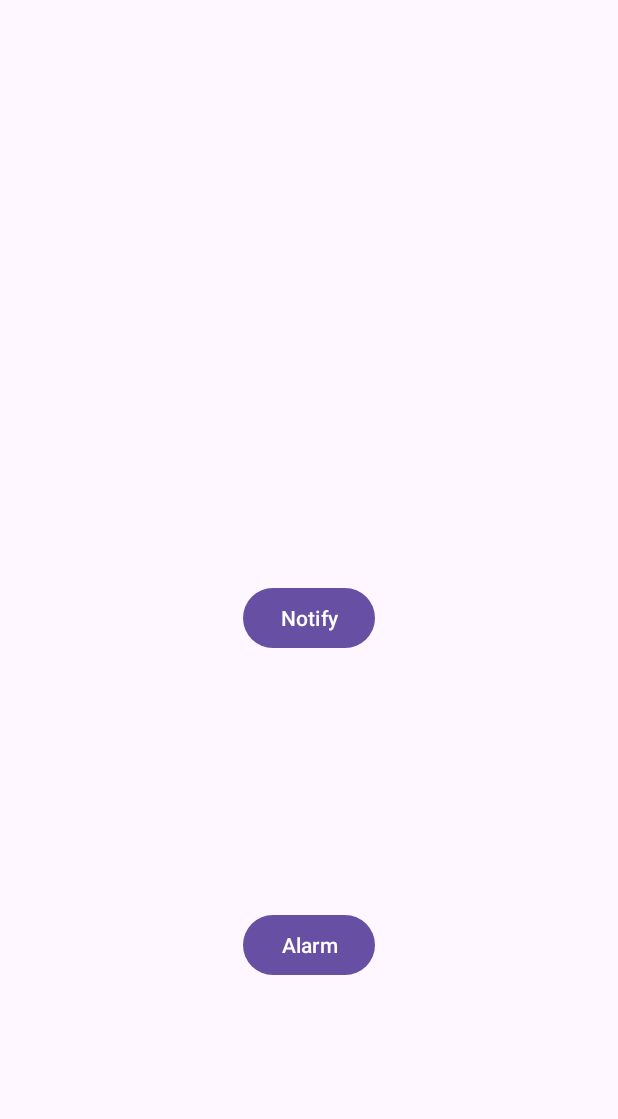
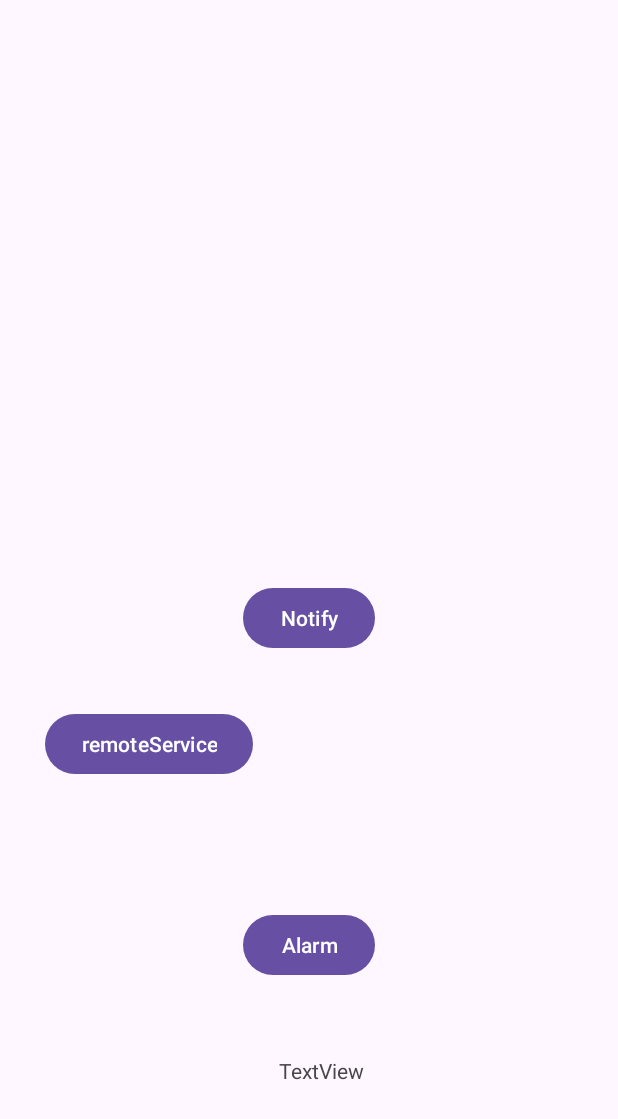
Before and after one commit to igoracad/SecondCognizantApp, an Android app: the screen it shows after launch (AnyActivity), on a phone screen of 412 x 824 dp. Shown: the top 1119 px of the screen. Run offline under Robolectric (Android 15) with nearby library versions, the phone set to English and light mode, and no system bars.

```diff
--- a/app/build.gradle.kts
+++ b/app/build.gradle.kts
@@ -6,6 +6,7 @@ plugins {
 android {
     buildFeatures {
         viewBinding = true
+        aidl = true
     }
 
     namespace = "com.example.secondcognizantapp"
--- a/app/src/main/AndroidManifest.xml
+++ b/app/src/main/AndroidManifest.xml
@@ -3,6 +3,11 @@
     xmlns:tools="http://schemas.android.com/tools">
 
     <uses-permission android:name="android.permission.POST_NOTIFICATIONS" />
+
+    <!-- for api >=31 -->
+    <queries>
+        <package android:name="com.example.academyday2" />
+    </queries>
 
     <application
         android:allowBackup="true"
--- a/app/src/main/java/com/example/secondcognizantapp/AnyActivity.java
+++ b/app/src/main/java/com/example/secondcognizantapp/AnyActivity.java
@@ -6,21 +6,27 @@ import android.app.AlarmManager;
 import android.app.NotificationChannel;
 import android.app.NotificationManager;
 import android.app.PendingIntent;
+import android.content.ComponentName;
 import android.content.Intent;
+import android.content.ServiceConnection;
 import android.os.Build;
 import android.os.Bundle;
+import android.os.IBinder;
+import android.os.RemoteException;
+import android.util.Log;
 import android.view.View;
-import android.widget.Button;
 
 import androidx.appcompat.app.AppCompatActivity;
 import androidx.core.app.NotificationCompat;
 
+import com.example.academyday2.IAddListener;
 import com.example.secondcognizantapp.databinding.ActivityAnyBinding;
 
 public class AnyActivity extends AppCompatActivity {
     //Button notifyButton;
 
     private ActivityAnyBinding binding;
+    IAddListener iRemoteService;
 
     @Override
     protected void onCreate(Bundle savedInstanceState) {
@@ -50,6 +56,43 @@ public class AnyActivity extends AppCompatActivity {
             }
         });
     }
+
+    @Override
+    protected void onResume() {
+        super.onResume();
+        binding.btnBind.setOnClickListener(new View.OnClickListener() {
+            @Override
+            public void onClick(View v) {
+                //  Class<?> pack = IAddListener.class.getPackage();
+                Intent intent = new Intent("ineed.add");
+                intent.setPackage("com.example.academyday2");
+                bindService(intent, connection, BIND_AUTO_CREATE);
+            }
+        });
+    }
+
+    ServiceConnection connection = new ServiceConnection() {
+
+        @Override
+        public void onServiceConnected(ComponentName name, IBinder aidlBinder) {
+            Log.i("clientActivity", "client activity  connected to service");
+            iRemoteService = IAddListener.Stub.asInterface(aidlBinder);
+            int sum = 0;
+            try {
+                sum = iRemoteService.add(10, 20);
+                binding.tvSum.setText(""+sum);
+            } catch (RemoteException e) {
+                throw new RuntimeException(e);
+            }
+        }
+
+        @Override
+        public void onServiceDisconnected(ComponentName name) {
+            Log.i("clientActivity", "Service disconnected: " + name);
+            iRemoteService = null;
+
+        }
+    };
 
     private void openMainActivity() {
         AlarmManager alarmManager = (AlarmManager) getSystemService(ALARM_SERVICE);
--- a/app/src/main/res/layout/activity_any.xml
+++ b/app/src/main/res/layout/activity_any.xml
@@ -27,4 +27,24 @@
         app:layout_constraintStart_toStartOf="parent"
         app:layout_constraintTop_toBottomOf="@+id/btnNotify" />
 
+    <Button
+        android:id="@+id/btnBind"
+        android:layout_width="wrap_content"
+        android:layout_height="wrap_content"
+        android:layout_marginStart="30dp"
+        android:layout_marginTop="36dp"
+        android:text="remoteService"
+        app:layout_constraintStart_toStartOf="parent"
+        app:layout_constraintTop_toBottomOf="@+id/btnNotify" />
+
+    <TextView
+        android:id="@+id/tvSum"
+        android:layout_width="wrap_content"
+        android:layout_height="wrap_content"
+        android:layout_marginTop="50dp"
+        android:layout_marginEnd="7dp"
+        android:text="TextView"
+        app:layout_constraintEnd_toEndOf="@+id/btnAlarm"
+        app:layout_constraintTop_toBottomOf="@+id/btnAlarm" />
+
 </androidx.constraintlayout.widget.ConstraintLayout>
```
Also changed, not shown: app/src/main/aidl/com/example/academyday2/IAddListener.aidl (added).
